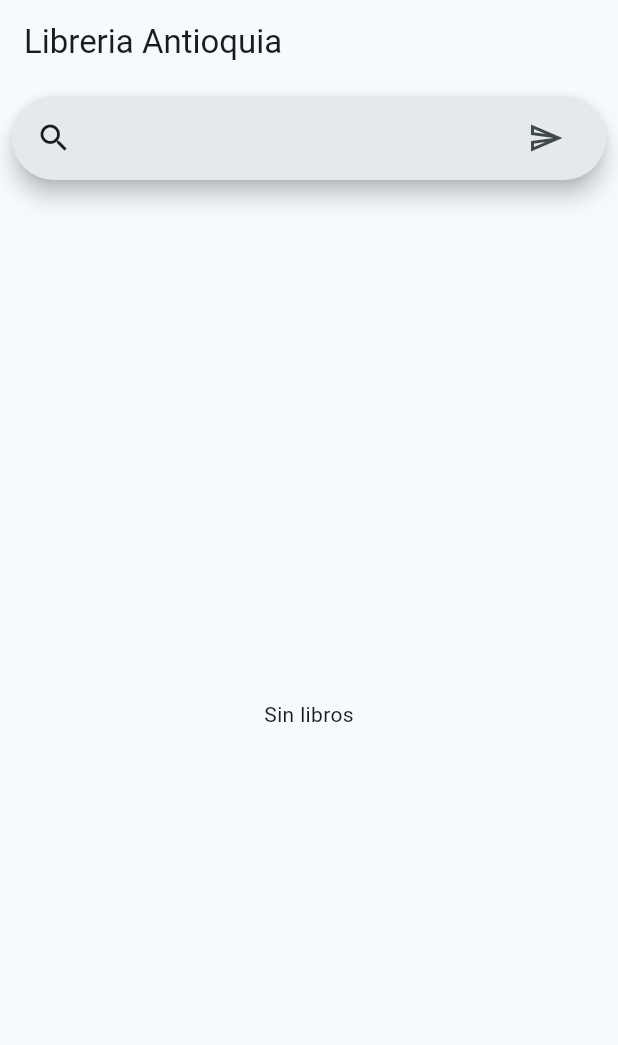
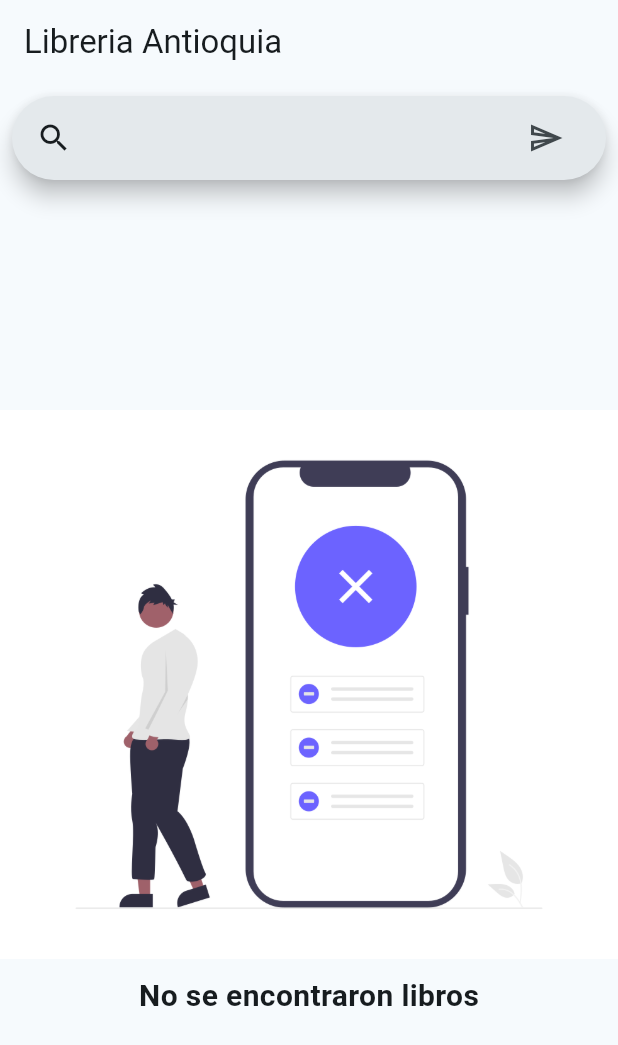
Before and after one commit to renteriajhony/antioquia_books_store, a Flutter app: the screen it shows after launch, after a tap on the "send" icon, on a phone screen of 412 x 824 dp. Shown: the top 1045 px of the screen. Run offline on Flutter 3.47's test engine with Material 3 defaults, Android fonts, the phone set to English and light mode, and no system bars; our stand-ins replace dio; network calls fail.

Commit message:
add emty page

```diff
--- a/lib/ui/pages/initial_page.dart
+++ b/lib/ui/pages/initial_page.dart
@@ -33,8 +33,28 @@ class InitialPage extends StatelessWidget {
                           ),
                         )
                       : booksProvider.books.isEmpty
-                          ? const Center(
-                              child: Text('Sin libros'),
+                          ? Container(
+                              width: double.infinity,
+                              height: double.infinity,
+                              alignment: Alignment.center,
+                              child: Column(
+                                mainAxisAlignment: MainAxisAlignment.center,
+                                children: [
+                                  Image.asset(
+                                    'assets/nada.png',
+                                    width: double.infinity,
+                                  ),
+                                  const SizedBox(
+                                    height: 10,
+                                  ),
+                                  const Text(
+                                    'No se encontraron libros',
+                                    style: TextStyle(
+                                        fontSize: 20,
+                                        fontWeight: FontWeight.bold),
+                                  )
+                                ],
+                              ),
                             )
                           : const BooksPage()
                 ],
--- a/lib/ui/widgets/custom_search_bar.dart
+++ b/lib/ui/widgets/custom_search_bar.dart
@@ -10,6 +10,8 @@ class CustomSearchBar extends StatefulWidget {
 }
 
 class _CustomSearchBarState extends State<CustomSearchBar> {
+  final List<String> _suggestions = [];
+
   @override
   Widget build(BuildContext context) {
     return Padding(
@@ -24,8 +26,11 @@ class _CustomSearchBarState extends State<CustomSearchBar> {
             onTap: () {
               controller.openView();
             },
-              onChanged: (_) {
-                controller.openView();
+            onSubmitted: (event) {
+              setState(() {
+                controller.closeView;
+                _onSearch(controller.text);
+              });
             },
             leading: const Icon(Icons.search),
             trailing: <Widget>[
@@ -35,8 +40,7 @@ class _CustomSearchBarState extends State<CustomSearchBar> {
                   isSelected: false,
                   onPressed: () {
                     setState(() {
-                        Provider.of<BooksProvider>(context, listen: false)
-                            .getBooks(search: controller.text);
+                      _onSearch(controller.text);
                     });
                   },
                   icon: const Icon(Icons.send_outlined),
@@ -48,18 +52,30 @@ class _CustomSearchBarState extends State<CustomSearchBar> {
         },
         suggestionsBuilder:
             (BuildContext context, SearchController controller) {
-            return List<ListTile>.generate(5, (int index) {
-              final String item = 'item $index';
+          return List<ListTile>.generate(_suggestions.length, (int index) {
+            final String item = _suggestions.reversed.toList()[index];
             return ListTile(
               title: Text(item),
               onTap: () {
                 setState(() {
                   controller.closeView(item);
+                  _onSearch(item);
                 });
               },
             );
           });
-          }),
+        },
+      ),
     );
   }
+
+  void _onSearch(String search) {
+    if (search.trim() != '') {
+      _suggestions.add(search);
+      if (_suggestions.length > 5) {
+        _suggestions.removeAt(0);
       }
+    }
+    Provider.of<BooksProvider>(context, listen: false).getBooks(search: search);
+  }
+}
--- a/pubspec.yaml
+++ b/pubspec.yaml
@@ -59,8 +59,8 @@ flutter:
   # the material Icons class.
   uses-material-design: true
   # To add assets to your application, add an assets section, like this:
-  # assets:
-  #   - images/a_dot_burr.jpeg
+  assets:
+    - assets/nada.png
   #   - images/a_dot_ham.jpeg
   # An image asset can refer to one or more resolution-specific "variants", see
   # https://flutter.dev/assets-and-images/#resolution-aware
```
Also changed, not shown: assets/book_search.svg (added), assets/nada.png (added). Lines whose indentation alone changed are shown as unchanged.
